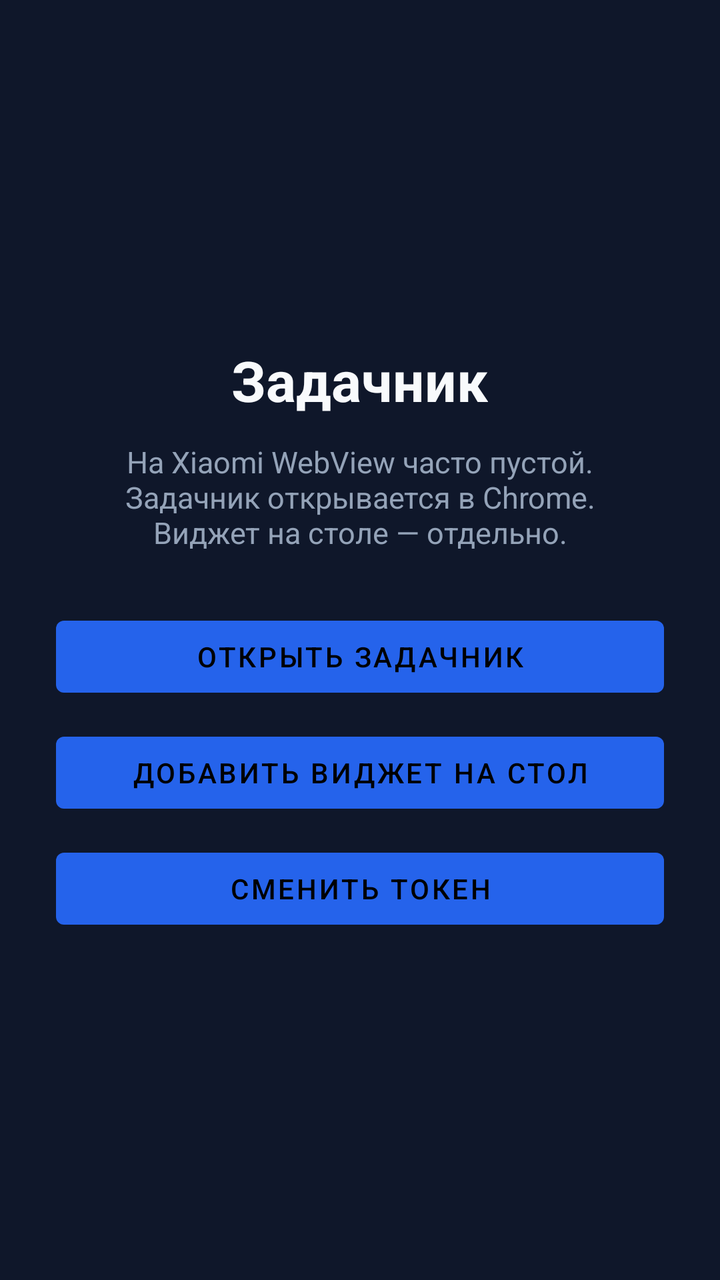
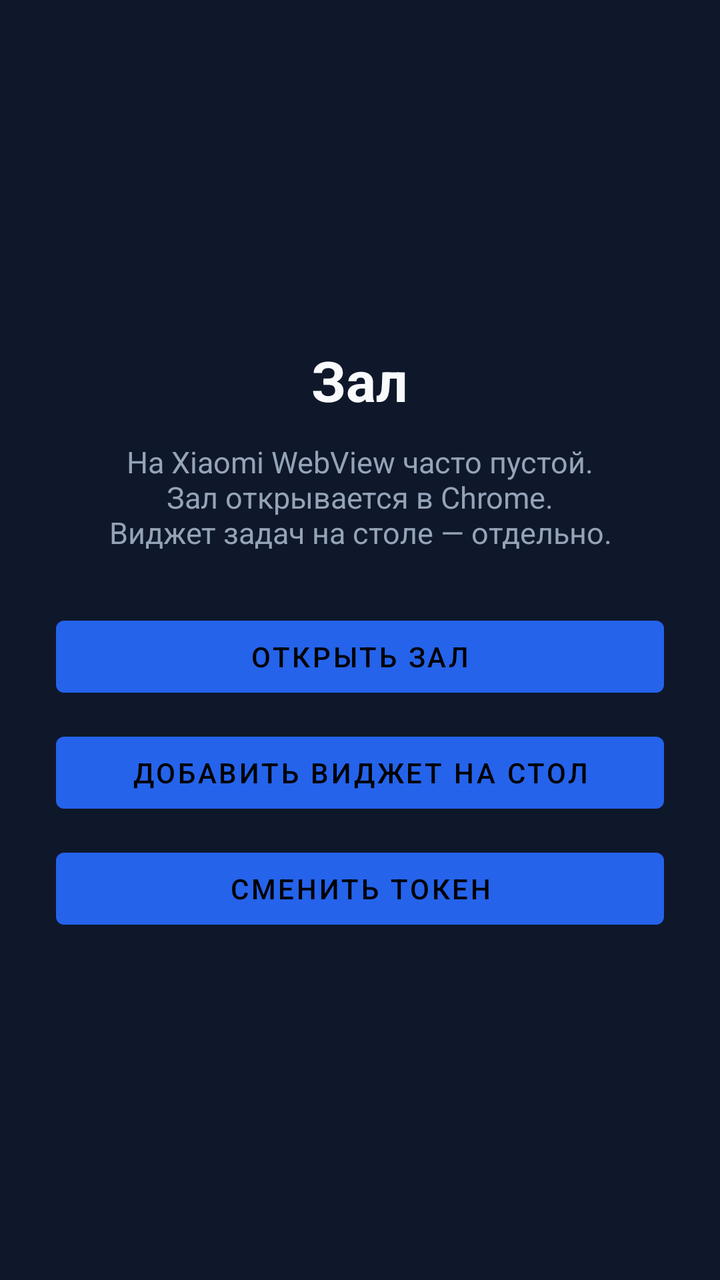

Two renders of the same Android screen: before a commit and after it. Below are the layout's source before the change and the commit's diff.
<!-- AndroidManifest.xml: activity theme Theme.Zadachnik -->
<!-- res/layout/activity_main.xml -->
<?xml version="1.0" encoding="utf-8"?>
<LinearLayout xmlns:android="http://schemas.android.com/apk/res/android"
    android:layout_width="match_parent"
    android:layout_height="match_parent"
    android:background="#0F172A"
    android:gravity="center"
    android:orientation="vertical"
    android:padding="28dp">

    <TextView
        android:layout_width="wrap_content"
        android:layout_height="wrap_content"
        android:text="@string/app_name"
        android:textColor="#F8FAFC"
        android:textSize="28sp"
        android:textStyle="bold" />

    <TextView
        android:layout_width="match_parent"
        android:layout_height="wrap_content"
        android:layout_marginTop="12dp"
        android:gravity="center"
        android:text="На Xiaomi WebView часто пустой.\nЗадачник открывается в Chrome.\nВиджет на столе — отдельно."
        android:textColor="#94A3B8"
        android:textSize="15sp" />

    <Button
        android:id="@+id/btn_open"
        android:layout_width="match_parent"
        android:layout_height="wrap_content"
        android:layout_marginTop="28dp"
        android:text="Открыть Задачник" />

    <Button
        android:id="@+id/btn_pin_widget"
        android:layout_width="match_parent"
        android:layout_height="wrap_content"
        android:layout_marginTop="10dp"
        android:text="Добавить виджет на стол" />

    <Button
        android:id="@+id/btn_change_token"
        android:layout_width="match_parent"
        android:layout_height="wrap_content"
        android:layout_marginTop="10dp"
        android:text="Сменить токен" />
</LinearLayout>
<!-- resources referenced by this layout -->
<resources>
  <string name="app_name">Задачник</string>
  <style name="Theme.Zadachnik" parent="Theme.MaterialComponents.NoActionBar">
          <item name="colorPrimary">#2563EB</item>
          <item name="android:statusBarColor">#0F172A</item>
          <item name="android:navigationBarColor">#0F172A</item>
          <item name="android:windowBackground">#0F172A</item>
          <item name="android:forceDarkAllowed">false</item>
      </style>
</resources>

<!-- the commit's change to res/layout/activity_main.xml (unified diff, before → after) -->
@@ -20,7 +20,7 @@
         android:layout_height="wrap_content"
         android:layout_marginTop="12dp"
         android:gravity="center"
-        android:text="На Xiaomi WebView часто пустой.\nЗадачник открывается в Chrome.\nВиджет на столе — отдельно."
+        android:text="На Xiaomi WebView часто пустой.\nЗал открывается в Chrome.\nВиджет задач на столе — отдельно."
         android:textColor="#94A3B8"
         android:textSize="15sp" />
 
@@ -29,7 +29,7 @@
         android:layout_width="match_parent"
         android:layout_height="wrap_content"
         android:layout_marginTop="28dp"
-        android:text="Открыть Задачник" />
+        android:text="Открыть Зал" />
 
     <Button
         android:id="@+id/btn_pin_widget"
<!-- resource entries referenced after the edit -->
@@ -1,6 +1,6 @@
 <!-- resources referenced by this layout -->
 <resources>
-  <string name="app_name">Задачник</string>
+  <string name="app_name">Зал</string>
   <style name="Theme.Zadachnik" parent="Theme.MaterialComponents.NoActionBar">
           <item name="colorPrimary">#2563EB</item>
           <item name="android:statusBarColor">#0F172A</item>
